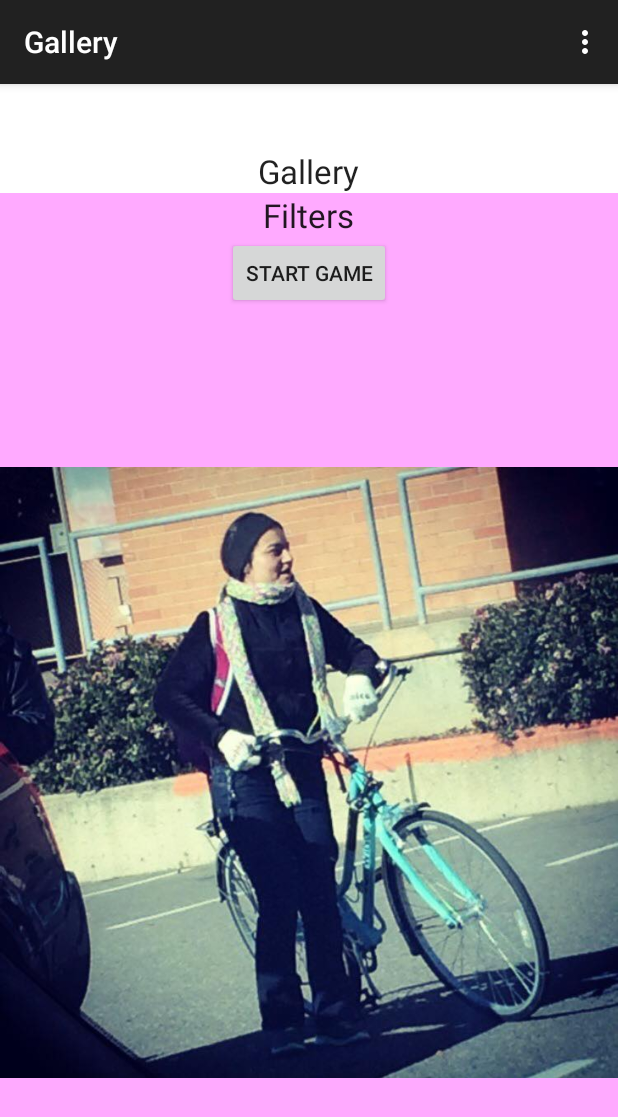
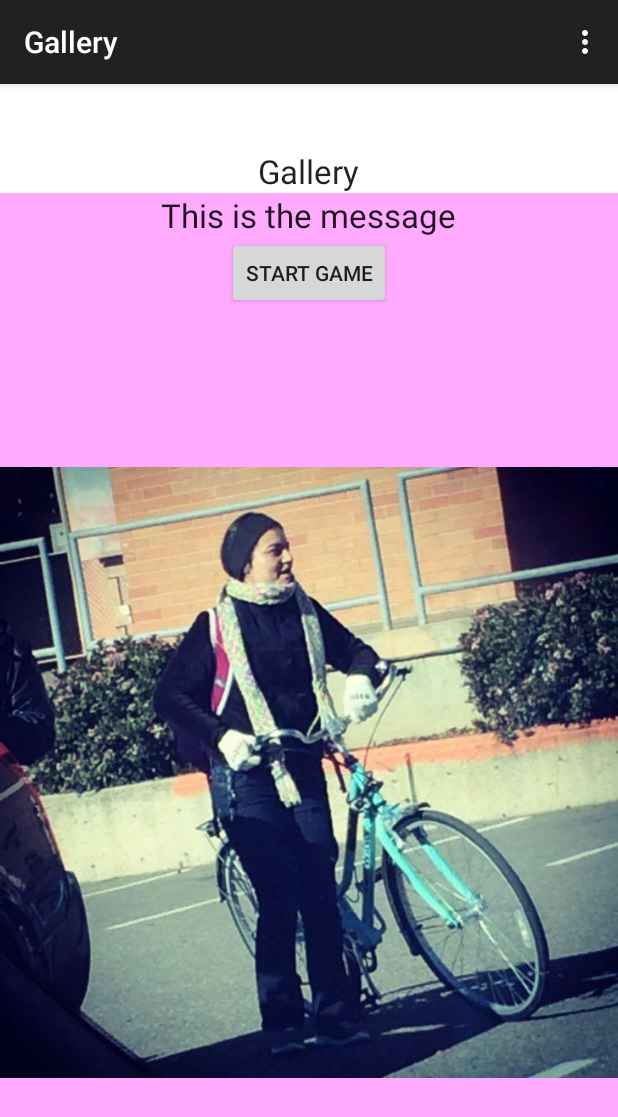
Before and after one commit to ChrisGin/FilteredPuzzleGame, an Android app: the FragmentGalleryPicture screen opened directly, with no data from a screen before it, after a tap on an icon or button, on a phone screen of 412 x 824 dp. Shown: the top 1117 px of the screen. Run offline under Robolectric (Android 15) with nearby library versions, the phone set to English and light mode, and no system bars.

```diff
--- a/app/src/main/java/com/example/chrisgin/imagefilterpuzzlegame/FragmentFilters.java
+++ b/app/src/main/java/com/example/chrisgin/imagefilterpuzzlegame/FragmentFilters.java
@@ -5,18 +5,22 @@ import android.support.v4.app.Fragment;
 import android.view.LayoutInflater;
 import android.view.View;
 import android.view.ViewGroup;
+import android.widget.ImageView;
+import android.widget.Toast;
 
 /**
  * Created by yaya on 4/24/15.
  */
 public class FragmentFilters extends Fragment {
 
+    ImageView imageView;
 
     public FragmentFilters()
     {
 
         // Required empty public constructor
     }
+
 
     //linking the fragment with the layout
     @Override
@@ -25,6 +29,16 @@ public class FragmentFilters extends Fragment {
 
         // Inflate the layout for this fragment
         View view =  inflater.inflate(R.layout.fragment_filters, container, false);
+
+        //this gets the arguments we created using the Bundle onject
+        String photos = getArguments().getString("photoNum");
+        if(photos == "image1")
+            imageView = (ImageView) getActivity().findViewById(R.id.imageView);
+        Toast toast = Toast.makeText(getActivity().getApplicationContext(), photos, Toast.LENGTH_LONG);
+        toast.show();
+
         return view;
     }
+
+
 }
--- a/app/src/main/java/com/example/chrisgin/imagefilterpuzzlegame/FragmentGalleryPicture.java
+++ b/app/src/main/java/com/example/chrisgin/imagefilterpuzzlegame/FragmentGalleryPicture.java
@@ -1,5 +1,6 @@
 package com.example.chrisgin.imagefilterpuzzlegame;
 
+import android.app.Activity;
 import android.os.Bundle;
 import android.support.annotation.Nullable;
 import android.support.v4.app.Fragment;
@@ -41,18 +42,25 @@ public class FragmentGalleryPicture extends Fragment {
 
         final FragmentManager fragmentManager = getChildFragmentManager();
 
+
         mPictureButton1 = (ImageButton) view.findViewById(R.id.imageButton1);
         mPictureButton1.setOnClickListener(new View.OnClickListener(){
             @Override
             public void onClick(View v){
-                Fragment filtersFra = new FragmentFilters();//it creates a new objectt of type FragmentFilters
+
+                //I created a Bundle object so we are able to pass information to our next fragment.
+                //So we can know what image to display
+                Bundle bundle = new Bundle();
+
+                bundle.putString("photoNum", "image1");//we are putting a string(nameKey, string);
+
+                Fragment filtersFra = new FragmentFilters();//it creates a new object of type FragmentFilters
+                filtersFra.setArguments(bundle);
+
                 FragmentTransaction fragmentTransaction = fragmentManager.beginTransaction();
                fragmentTransaction.add(R.id.filter_fragment_container, filtersFra );
                 //fragmentTransaction.addToBackStack("gallery_fragment");
                 fragmentTransaction.commit();
-               // Toast toast = Toast.makeText(getActivity().getApplicationContext(), "picuture button", Toast.LENGTH_LONG);
-              //  toast.show();
-
             }
         });
 
@@ -60,8 +68,15 @@ public class FragmentGalleryPicture extends Fragment {
         mPictureButton2.setOnClickListener(new View.OnClickListener(){
             @Override
             public void onClick(View v){
+                //I created a Bundle object so we are able to pass information to our next fragment.
+                //So we can know what image to display
+                Bundle bundle = new Bundle();
+
+                bundle.putString("photoNum", "image2");//we are putting a string(nameKey, string);
                 Fragment filtersFra = new FragmentFilters();//it creates a new objectt of type FragmentFilters
                 FragmentTransaction fragmentTransaction = fragmentManager.beginTransaction();
+
+                filtersFra.setArguments(bundle);
                 fragmentTransaction.add(R.id.filter_fragment_container, filtersFra );
                 //fragmentTransaction.addToBackStack("gallery_fragment");
                 fragmentTransaction.commit();
@@ -75,8 +90,15 @@ public class FragmentGalleryPicture extends Fragment {
         mPictureButton3.setOnClickListener(new View.OnClickListener(){
             @Override
             public void onClick(View v){
+                //I created a Bundle object so we are able to pass information to our next fragment.
+                //So we can know what image to display
+                Bundle bundle = new Bundle();
+
+                bundle.putString("photoNum", "image3");//we are putting a string(nameKey, string);
                 Fragment filtersFra = new FragmentFilters();//it creates a new objectt of type FragmentFilters
                 FragmentTransaction fragmentTransaction = fragmentManager.beginTransaction();
+
+                filtersFra.setArguments(bundle);
                 fragmentTransaction.add(R.id.filter_fragment_container, filtersFra );
                 //fragmentTransaction.addToBackStack("gallery_fragment");
                 fragmentTransaction.commit();
@@ -87,12 +109,19 @@ public class FragmentGalleryPicture extends Fragment {
         });
 
         mPictureButton4 = (ImageButton) view.findViewById(R.id.imageButton4);
-        mPictureButton4.setOnClickListener(new View.OnClickListener(){
+        mPictureButton4.setOnClickListener(new View.OnClickListener() {
             @Override
-            public void onClick(View v){
+            public void onClick(View v) {
+                //I created a Bundle object so we are able to pass information to our next fragment.
+                //So we can know what image to display
+                Bundle bundle = new Bundle();
+
+                bundle.putString("photoNum", "image4");//we are putting a string(nameKey, string);
                 Fragment filtersFra = new FragmentFilters();//it creates a new objectt of type FragmentFilters
                 FragmentTransaction fragmentTransaction = fragmentManager.beginTransaction();
-                fragmentTransaction.add(R.id.filter_fragment_container, filtersFra );
+
+                filtersFra.setArguments(bundle);
+                fragmentTransaction.add(R.id.filter_fragment_container, filtersFra);
                 //fragmentTransaction.addToBackStack("gallery_fragment");
                 fragmentTransaction.commit();
                 // Toast toast = Toast.makeText(getActivity().getApplicationContext(), "picuture button", Toast.LENGTH_LONG);
@@ -103,4 +132,6 @@ public class FragmentGalleryPicture extends Fragment {
         return view;
 
     }
+
+
 }
--- a/app/src/main/java/com/example/chrisgin/imagefilterpuzzlegame/GalleryActivity.java
+++ b/app/src/main/java/com/example/chrisgin/imagefilterpuzzlegame/GalleryActivity.java
@@ -1,5 +1,6 @@
 package com.example.chrisgin.imagefilterpuzzlegame;
 
+import android.app.Activity;
 import android.os.Bundle;
 import android.support.v4.app.Fragment;
 import android.support.v4.app.FragmentManager;
@@ -16,7 +17,7 @@ import android.widget.ImageButton;
  */
 
 
-public class GalleryActivity extends ActionBarActivity {
+public class GalleryActivity extends ActionBarActivity  {
 
 
 
--- a/app/src/main/java/com/example/chrisgin/imagefilterpuzzlegame/MainActivity.java
+++ b/app/src/main/java/com/example/chrisgin/imagefilterpuzzlegame/MainActivity.java
@@ -1,6 +1,7 @@
 package com.example.chrisgin.imagefilterpuzzlegame;
 
 
+import android.app.Activity;
 import android.app.Fragment;
 import android.content.Intent;
 import android.hardware.Camera;
@@ -24,7 +25,7 @@ import android.widget.Toast;
 
 import org.json.JSONArray;
 
-public class MainActivity extends ActionBarActivity {
+public class MainActivity extends ActionBarActivity  {
     private ImageButton mGalleryButton;
     private ImageButton mCameraButton;
     private int resultCode;
--- a/app/src/main/res/layout/fragment_filters.xml
+++ b/app/src/main/res/layout/fragment_filters.xml
@@ -9,8 +9,8 @@
         android:layout_width="wrap_content"
         android:layout_height="wrap_content"
         android:textAppearance="?android:attr/textAppearanceLarge"
-        android:text="Filters"
-        android:id="@+id/textView"
+        android:text="This is the message"
+        android:id="@+id/text_send"
         android:layout_gravity="center_horizontal" />
 
 
@@ -29,7 +29,7 @@
     <ImageView
         android:layout_width="match_parent"
         android:layout_height="match_parent"
-        android:layout_below="@id/textView"
+        android:layout_below="@id/text_send"
         android:id="@+id/imageView"
         android:src="@drawable/image3"
         android:layout_gravity="center_horizontal" />
```
